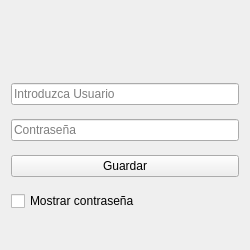
acostamatt/cooperadora_qt, file ui/login_base.ui: the form before one commit.
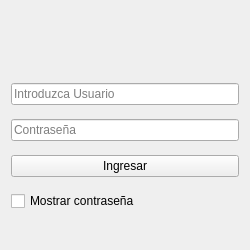
The form after the commit. Icons and pictures are not drawn.

The edit to the form file:
```diff
--- a/ui/login_base.ui
+++ b/ui/login_base.ui
@@ -77,7 +77,7 @@
    <item>
     <widget class="QPushButton" name="boton_check">
      <property name="text">
-      <string>Guardar</string>
+      <string>Ingresar</string>
      </property>
     </widget>
    </item>
```
